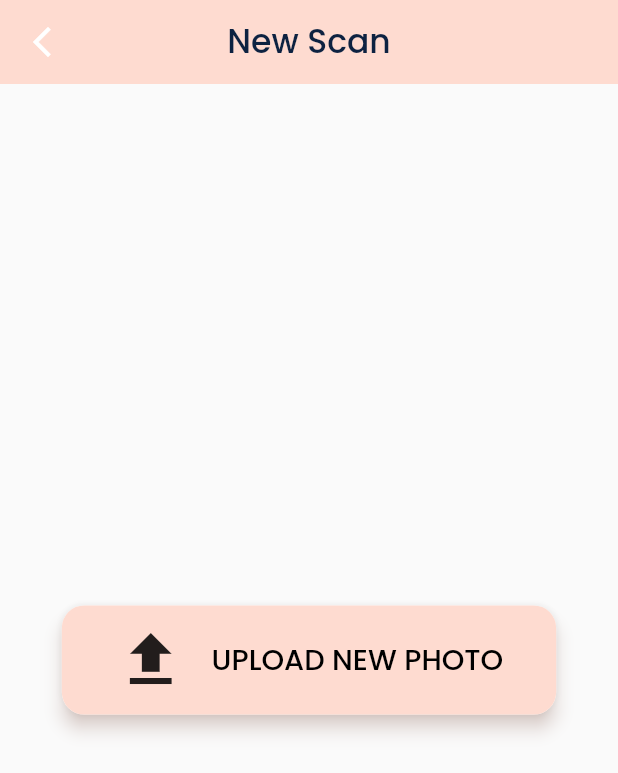
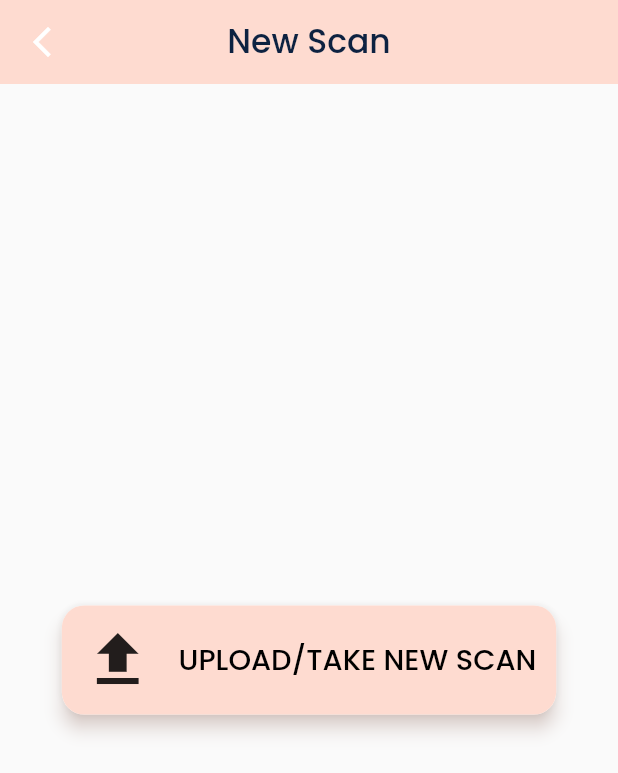
Before and after one commit to ericchartier4/Capstone-2022-Team-SPOT, a Flutter app: the NewScanScreen screen opened by its route, on a phone screen of 412 x 824 dp. Shown: the top 773 px of the screen. Run offline on Flutter 3.47's test engine with Material 2 defaults, Android fonts, the phone set to English and light mode, and no system bars; our stand-ins replace file_picker, flutter_easyloading, get, google_fonts, image_picker, permission_handler and 3 more; accounts and stored records are empty.

Commit message:
adding better wording based on user feedback

```diff
--- a/code/FrontEnd_V1/lib/Screens/new_scan_screen.dart
+++ b/code/FrontEnd_V1/lib/Screens/new_scan_screen.dart
@@ -82,7 +82,7 @@ class _NewScanScreenState extends State<NewScanScreen> {
               ),
               SizedBox(width: isDesktop(context) ? 10 : 4.w),
               Text(
-                'UPLOAD NEW PHOTO',
+                'UPLOAD/TAKE NEW SCAN',
                 style: GoogleFonts.poppins(
                   fontSize: isDesktop(context) ? 20 : 14.sp,
                   color: AppColor.textBlackColor,
```
